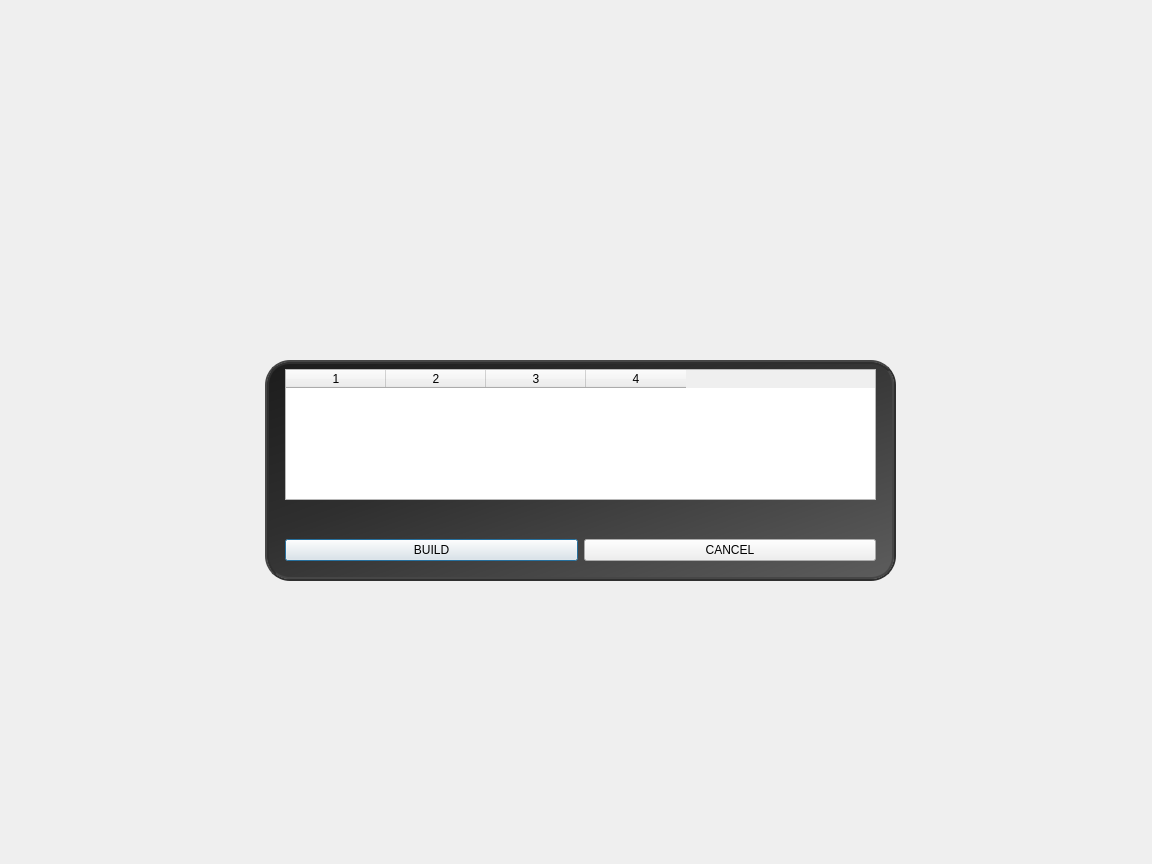
The window that src/client/gui/build.ui (HqWisen/CityLord) describes before a commit, drawn with Qt 5.
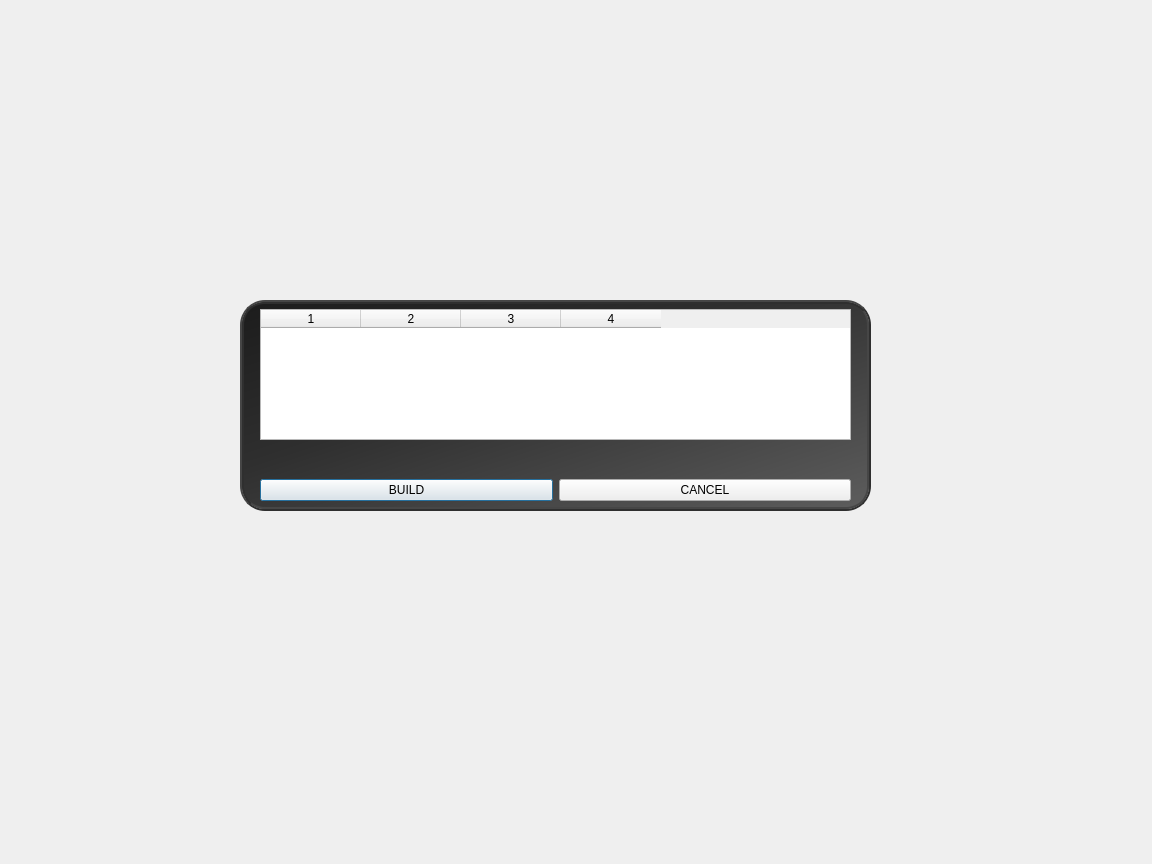
The same window after the commit. Icons and pictures are not drawn.

Patch:
```diff
--- a/src/client/gui/build.ui
+++ b/src/client/gui/build.ui
@@ -16,30 +16,15 @@
   <property name="styleSheet">
    <string notr="true"/>
   </property>
-  <widget class="QWidget" name="verticalLayoutWidget">
-   <property name="geometry">
-    <rect>
-     <x>10</x>
-     <y>10</y>
-     <width>1141</width>
-     <height>851</height>
-    </rect>
-   </property>
-   <layout class="QVBoxLayout" name="verticalLayout_2">
-    <property name="leftMargin">
-     <number>255</number>
-    </property>
-    <property name="topMargin">
-     <number>350</number>
-    </property>
-    <property name="rightMargin">
-     <number>255</number>
-    </property>
-    <property name="bottomMargin">
-     <number>280</number>
-    </property>
-    <item>
      <widget class="QFrame" name="frame">
+   <property name="geometry">
+    <rect>
+     <x>240</x>
+     <y>300</y>
+     <width>631</width>
+     <height>211</height>
+    </rect>
+   </property>
       <property name="styleSheet">
        <string notr="true">#frame {border:4px ridge #2F2F2F; border-radius:25px; background-image:url(&quot;&quot;); background: qlineargradient(x1:0, y1:0, x2:1, y2:1, stop:0 #1C1C1C, stop: 0.4 #2F2F2F, stop:1 #5D5D5D)}
 
@@ -143,9 +128,6 @@
         <string/>
        </property>
       </widget>
-     </widget>
-    </item>
-   </layout>
   </widget>
  </widget>
  <resources/>
```
Lines whose indentation alone changed are shown as unchanged.
